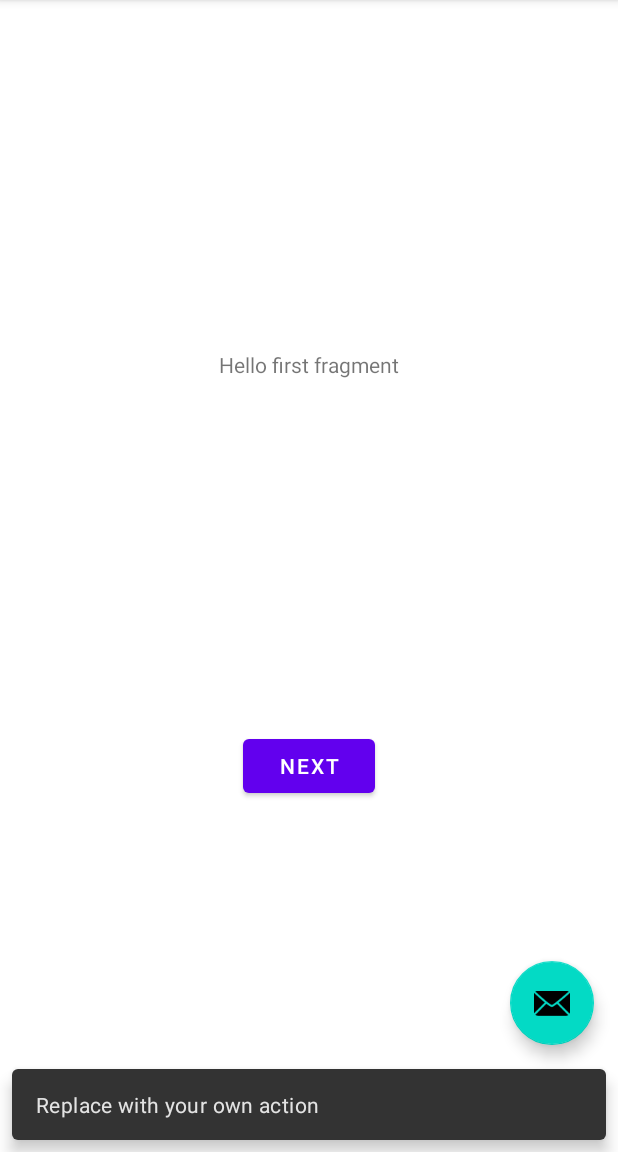
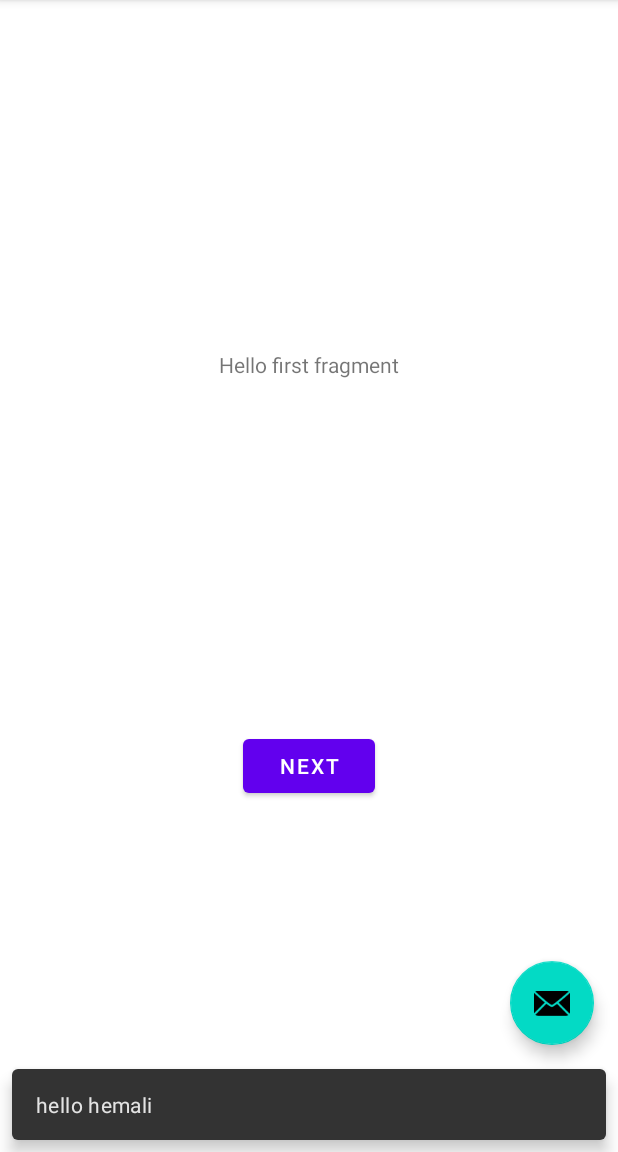
Before and after one commit to HEMALID/git_project, an Android app: the screen it shows after launch (MainActivity), after a tap on an icon or button, on a phone screen of 412 x 824 dp, the part 84-1236 px from its top. Run offline under Robolectric (Android 15) with nearby library versions, the phone set to English and light mode, and no system bars.

Commit message:
hello hemali

```diff
--- a/app/build.gradle
+++ b/app/build.gradle
@@ -4,7 +4,7 @@ plugins {
 }
 
 android {
-    compileSdkVersion 30
+    compileSdkVersion 31
     buildToolsVersion "30.0.3"
 
     defaultConfig {
--- a/app/src/main/java/com/example/git_project/FirstFragment.kt
+++ b/app/src/main/java/com/example/git_project/FirstFragment.kt
@@ -17,7 +17,7 @@ class FirstFragment : Fragment() {
             inflater: LayoutInflater, container: ViewGroup?,
             savedInstanceState: Bundle?
     ): View? {
-        // Inflate the layout for this fragment
+
         return inflater.inflate(R.layout.fragment_first, container, false)
     }
 
--- a/app/src/main/java/com/example/git_project/MainActivity.kt
+++ b/app/src/main/java/com/example/git_project/MainActivity.kt
@@ -15,21 +15,19 @@ class MainActivity : AppCompatActivity() {
         setSupportActionBar(findViewById(R.id.toolbar))
 
         findViewById<FloatingActionButton>(R.id.fab).setOnClickListener { view ->
-            Snackbar.make(view, "Replace with your own action", Snackbar.LENGTH_LONG)
+            Snackbar.make(view, "hello hemali", Snackbar.LENGTH_LONG)
                     .setAction("Action", null).show()
         }
     }
 
     override fun onCreateOptionsMenu(menu: Menu): Boolean {
-        // Inflate the menu; this adds items to the action bar if it is present.
+
         menuInflater.inflate(R.menu.menu_main, menu)
         return true
     }
 
     override fun onOptionsItemSelected(item: MenuItem): Boolean {
-        // Handle action bar item clicks here. The action bar will
-        // automatically handle clicks on the Home/Up button, so long
-        // as you specify a parent activity in AndroidManifest.xml.
+
         return when (item.itemId) {
             R.id.action_settings -> true
             else -> super.onOptionsItemSelected(item)
```
Also changed, not shown: gradle/wrapper/gradle-wrapper.properties.
